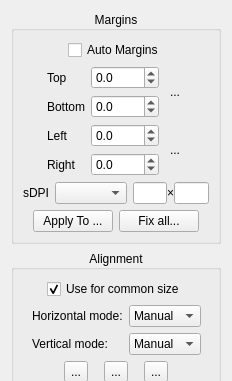
Before: the Qt Designer form src/core/filters/page_layout/OptionsWidget.ui in karnigen/scantailor-advanced, drawn with Qt 5; both pictures show x 0 to 232 and y 0 to 381 of the 232 by 804 pixel window.
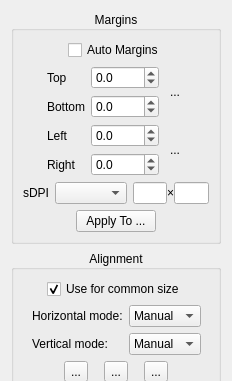
After: the same form once the commit is applied. Icons and pictures are not drawn. Custom widgets are drawn as their Qt base class.

The edit to the form file:
```diff
--- a/src/core/filters/page_layout/OptionsWidget.ui
+++ b/src/core/filters/page_layout/OptionsWidget.ui
@@ -412,16 +412,6 @@
           </property>
          </widget>
         </item>
-        <item>
-         <widget class="QPushButton" name="fixDpiBtn">
-          <property name="text">
-           <string>Fix all...</string>
-          </property>
-          <property name="toolTip">
-           <string>Review and correct resolution settings for project pages.</string>
-          </property>
-         </widget>
-        </item>
         <item>
          <spacer name="horizontalSpacer_10">
           <property name="orientation">
```
Left out of the diff: 2 changed lines with no effect on the pictures.
